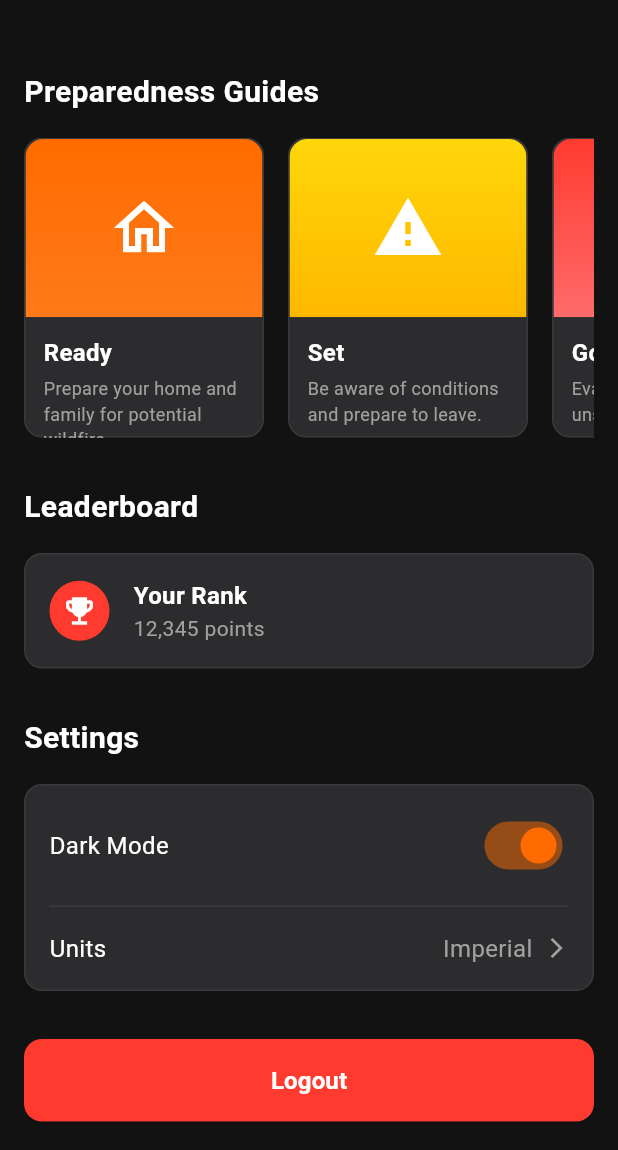
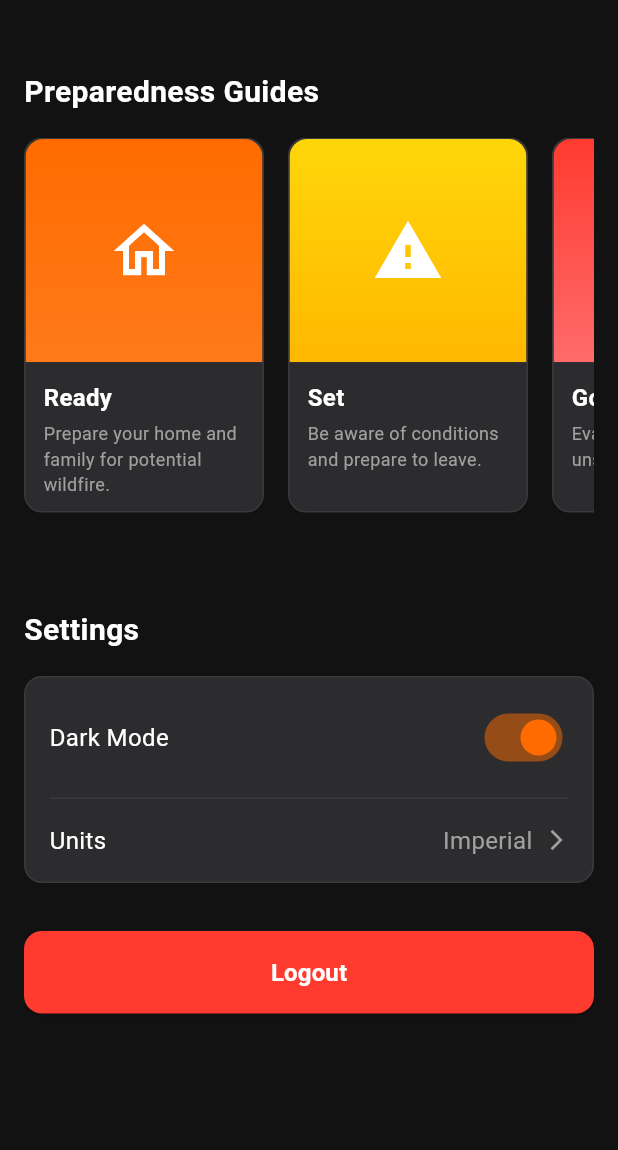
Before and after one commit to SRAYANSH-GUPTA/fireguard, a Flutter app: the screen it shows once a user with an empty profile is signed in, after a tap on the "menu" icon, on a phone screen of 412 x 824 dp, the part 86-1236 px from its top. Run offline on Flutter 3.47's test engine with Material 3 defaults, Android fonts, the phone set to English and light mode, and no system bars; our stand-ins replace cloud_firestore, firebase_auth, firebase_core, firebase_messaging, flutter_compass, flutter_dotenv and 6 more; missing offline and left inert: dart_geohash; accounts and stored records are empty; network calls fail.

Commit message:
fix: ui fixes

```diff
--- a/lib/ui/ai/ai_companion_view.dart
+++ b/lib/ui/ai/ai_companion_view.dart
@@ -173,6 +173,7 @@ class _AiCompanionViewState extends ConsumerState<AiCompanionView> {
                   FloatingActionButton(
                     mini: true,
                     backgroundColor: AppPalette.orange,
+                    heroTag: null,
                     onPressed: () => _onSubmit(_controller.text),
                     child: const Icon(Icons.arrow_upward, color: AppPalette.white),
                   ),
--- a/lib/ui/alerts/alerts_view.dart
+++ b/lib/ui/alerts/alerts_view.dart
@@ -1,7 +1,7 @@
 import 'package:flutter/material.dart';
 import 'package:flutter_riverpod/flutter_riverpod.dart';
 import '../../utils/constants/palette.dart';
-import '../auth/user_profile_widget.dart';
+
 import '../../services/user_service.dart';
 
 class AlertItem {
@@ -77,8 +77,7 @@ class AlertsView extends ConsumerWidget {
       body: ListView(
         padding: const EdgeInsets.all(16),
         children: [
-          const UserProfileWidget(),
-          const SizedBox(height: 16),
+
           const _SectionTitle('Recent Alerts'),
           const SizedBox(height: 8),
           for (final a in s.alerts) _AlertCard(item: a),
--- a/lib/ui/compass/compass_view.dart
+++ b/lib/ui/compass/compass_view.dart
@@ -77,12 +77,7 @@ class CompassView extends ConsumerWidget {
     return Scaffold(
       appBar: AppBar(
         title: const Text('Smoke Compass'),
-        actions: const [
-          Padding(
-            padding: EdgeInsets.only(right: 8.0),
-            child: Icon(Icons.settings, color: AppPalette.white),
-          ),
-        ],
+
         backgroundColor: AppPalette.backgroundDarker,
       ),
       backgroundColor: AppPalette.screenBackground,
--- a/lib/ui/map/map_view.dart
+++ b/lib/ui/map/map_view.dart
@@ -288,6 +288,7 @@ class _MapViewState extends ConsumerState<MapView> {
               bottom: false,
               child: FloatingActionButton(
                 mini: true,
+                heroTag: null,
                 onPressed: () {
                   Navigator.of(context).push(
                     MaterialPageRoute(
@@ -367,6 +368,7 @@ class _MapViewState extends ConsumerState<MapView> {
               bottom: false,
               child: FloatingActionButton(
                 mini: true,
+                heroTag: null,
                 onPressed: _loadFireData,
                 backgroundColor: AppPalette.orange,
                 child: const Icon(Icons.refresh, color: Colors.white, size: 20),
@@ -383,6 +385,7 @@ class _MapViewState extends ConsumerState<MapView> {
                 bottom: false,
                 child: FloatingActionButton(
                   mini: true,
+                heroTag: null,
                   onPressed: () {
                     mapController.move(userLocation!, 12.0);
                   },
@@ -401,6 +404,7 @@ class _MapViewState extends ConsumerState<MapView> {
                 bottom: false,
                 child: FloatingActionButton(
                   mini: false,
+                heroTag: null,
                   onPressed: _isRouting ? null : _computeAndDrawEvacuation,
                   backgroundColor: Colors.green,
                   child: _isRouting
--- a/lib/ui/menu/menu_view.dart
+++ b/lib/ui/menu/menu_view.dart
@@ -2,7 +2,7 @@ import 'package:flutter/material.dart';
 import 'package:flutter_riverpod/flutter_riverpod.dart';
 import '../../utils/constants/palette.dart';
 import '../../providers/auth_provider.dart';
-import '../../services/auth_service.dart';
+
 
 class MenuView extends ConsumerStatefulWidget {
   const MenuView({super.key});
@@ -66,7 +66,7 @@ class _MenuViewState extends ConsumerState<MenuView> {
                     const SizedBox(height: 32),
 
                     // Leaderboard Section
-                    _buildLeaderboard(),
+                    // _buildLeaderboard(),
 
                     const SizedBox(height: 32),
 
@@ -103,7 +103,7 @@ class _MenuViewState extends ConsumerState<MenuView> {
         ),
         const SizedBox(height: 16),
         SizedBox(
-          height: 200,
+         height: 250,
           child: ListView(
             scrollDirection: Axis.horizontal,
             children: [
@@ -249,69 +249,7 @@ class _MenuViewState extends ConsumerState<MenuView> {
     );
   }
 
-  Widget _buildLeaderboard() {
-    return Column(
-      crossAxisAlignment: CrossAxisAlignment.start,
-      children: [
-        const Text(
-          'Leaderboard',
-          style: TextStyle(
-            fontSize: 20,
-            fontWeight: FontWeight.bold,
-            color: AppPalette.white,
-          ),
-        ),
-        const SizedBox(height: 16),
-        Container(
-          width: double.infinity,
-          padding: const EdgeInsets.all(16.0),
-          decoration: BoxDecoration(
-            color: AppPalette.cardBackground,
-            borderRadius: BorderRadius.circular(12),
-            border: Border.all(color: AppPalette.border),
-          ),
-          child: Row(
-            children: [
-              Container(
-                width: 40,
-                height: 40,
-                decoration: BoxDecoration(
-                  color: AppPalette.red,
-                  borderRadius: BorderRadius.circular(20),
-                ),
-                child: const Icon(
-                  Icons.emoji_events,
-                  color: AppPalette.white,
-                  size: 24,
-                ),
-              ),
-              const SizedBox(width: 16),
-              const Column(
-                crossAxisAlignment: CrossAxisAlignment.start,
-                children: [
-                  Text(
-                    'Your Rank',
-                    style: TextStyle(
-                      fontSize: 16,
-                      fontWeight: FontWeight.bold,
-                      color: AppPalette.white,
-                    ),
-                  ),
-                  Text(
-                    '12,345 points',
-                    style: TextStyle(
-                      fontSize: 14,
-                      color: AppPalette.lightGray,
-                    ),
-                  ),
-                ],
-              ),
-            ],
-          ),
-        ),
-      ],
-    );
-  }
+
 
   Widget _buildSettings() {
     return Column(
```
